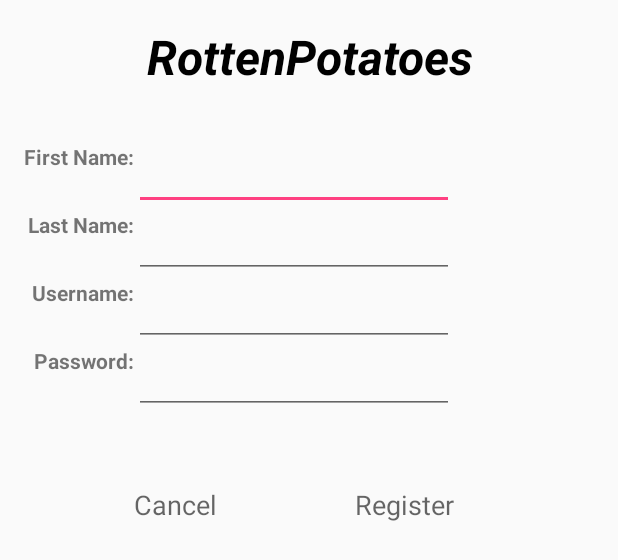
After one commit to Rotten-Potatoes/RottenPotatoes2, an Android app: the layout registration_screen.xml on its own in the app's theme, with its tools: preview values and no code run, on a phone screen of 412 x 824 dp. The commit adds this screen. Shown: the top 560 px of the screen. Run offline under Robolectric (Android 15) with nearby library versions, the phone set to English and light mode, and no system bars.

Commit message:
pushing user and register screen

```diff
--- a/app/src/main/java/com/example/rahulraina/rottenpotatoes/MainActivity.java
+++ b/app/src/main/java/com/example/rahulraina/rottenpotatoes/MainActivity.java
@@ -9,9 +9,23 @@ import android.widget.Toast;
 
 import com.example.rahulraina.rottenpotatoes.R;
 
+import java.util.HashMap;
+import java.util.Set;
+
 public class MainActivity extends AppCompatActivity {
+    //Variables for Login Screen
     private EditText username;
     private EditText password;
+
+    //Variables for Registration Screen
+    private EditText registerUsername;
+    private EditText registerPassword;
+    private EditText registerFirstName;
+    private EditText registerLastName;
+
+    //HashMap indexed by username
+    HashMap<String, User> user_holder = new HashMap<>();
+
 
 
     @Override
@@ -40,6 +54,30 @@ public class MainActivity extends AppCompatActivity {
 
     }
 
+    public void onClickRegister(View v) {
+        registerUsername = (EditText) findViewById(R.id.userRegisterUsername);
+        registerPassword = (EditText) findViewById(R.id.userRegisterPassword);
+        registerFirstName = (EditText) findViewById(R.id.userRegisterFirstName);
+        registerLastName = (EditText) findViewById(R.id.userRegisterLastName);
+
+        Set usernames = user_holder.keySet();
+        boolean isUsernameTaken = usernames.contains(registerUsername.getText().toString());
+
+        if (usernames.size() == 0 || !isUsernameTaken) {
+            //create user
+            User newUser = new User(registerUsername.getText().toString(),
+                    registerPassword.getText().toString(), registerFirstName.getText().toString(),
+                    registerLastName.getText().toString());
+            setContentView(R.layout.content_main);
+        } else {
+            Toast.makeText(MainActivity.this, "Username Taken", Toast.LENGTH_SHORT).show();
+        }
+
+
+
+
+    }
+
     public void sign_in_back_click(View v) {
         setContentView(R.layout.activity_main_screen);
     }
@@ -49,4 +87,13 @@ public class MainActivity extends AppCompatActivity {
         password.setText("");
         setContentView(R.layout.activity_main_screen);
     }
+
+    public void onClickCancelRegister(View v) {
+        registerUsername.setText("");
+        registerLastName.setText("");
+        registerFirstName.setText("");
+        registerPassword.setText("");
+
+        setContentView(R.layout.activity_main_screen);
+    }
 }
--- /dev/null
+++ b/app/src/main/java/com/example/rahulraina/rottenpotatoes/User.java
@@ -0,0 +1,18 @@
+package com.example.rahulraina.rottenpotatoes;
+
+/**
+ * Created by rahulraina on 2/15/16.
+ */
+public class User {
+    private String username;
+    private String password;
+    private String firstName;
+    private String lastName;
+
+    public User(String username, String password, String firstName, String lastName) {
+        this.username = username;
+        this.password = password;
+        this.firstName = firstName;
+        this.lastName = lastName;
+    }
+}
--- /dev/null
+++ b/app/src/main/res/layout/registration_screen.xml
@@ -0,0 +1,129 @@
+<RelativeLayout xmlns:android="http://schemas.android.com/apk/res/android"
+    xmlns:tools="http://schemas.android.com/tools" android:layout_width="match_parent"
+    android:layout_height="match_parent" android:paddingLeft="@dimen/activity_horizontal_margin"
+    android:paddingRight="@dimen/activity_horizontal_margin"
+    android:paddingTop="@dimen/activity_vertical_margin"
+    android:paddingBottom="@dimen/activity_vertical_margin" tools:context=".MainScreen">
+
+    <TextView
+        android:text="@string/app_name"
+        android:layout_width="fill_parent"
+        android:layout_height="wrap_content"
+        android:gravity="center"
+        android:textStyle="bold|italic"
+        android:textSize="32dp"
+        android:textColor="#000000"
+        android:id="@+id/textView2"
+        android:layout_alignParentTop="true"
+        android:layout_alignParentRight="true"
+        android:layout_alignParentEnd="true" />
+
+    <EditText
+        android:layout_width="wrap_content"
+        android:layout_height="wrap_content"
+        android:inputType="textPersonName"
+        android:ems="10"
+        android:id="@+id/userRegisterFirstName"
+        android:layout_alignTop="@+id/editText4"
+        android:layout_toRightOf="@+id/editText3"
+        android:layout_toEndOf="@+id/editText3" />
+
+    <EditText
+        android:layout_width="wrap_content"
+        android:layout_height="wrap_content"
+        android:inputType="textPersonName"
+        android:ems="10"
+        android:id="@+id/userRegisterLastName"
+        android:layout_alignTop="@+id/editText3"
+        android:layout_toRightOf="@+id/editText3"
+        android:layout_toEndOf="@+id/editText3" />
+
+
+    <EditText
+        android:layout_width="wrap_content"
+        android:layout_height="wrap_content"
+        android:inputType="textPersonName"
+        android:ems="10"
+        android:id="@+id/userRegisterUsername"
+        android:layout_alignTop="@+id/registerUsername"
+        android:layout_toRightOf="@+id/registerUsername"
+        android:layout_toEndOf="@+id/registerUsername" />
+
+    <EditText
+        android:layout_width="wrap_content"
+        android:layout_height="wrap_content"
+        android:inputType="textPassword"
+        android:ems="10"
+        android:id="@+id/userRegisterPassword"
+        android:layout_alignTop="@+id/registerPassword"
+        android:layout_toRightOf="@+id/registerPassword"
+        android:layout_toEndOf="@+id/registerPassword" />
+
+    <TextView
+        android:layout_width="wrap_content"
+        android:layout_height="wrap_content"
+        android:id="@+id/editText3"
+        android:text="Last Name:"
+        android:textStyle="bold"
+        android:layout_below="@+id/userRegisterFirstName"
+        android:layout_alignRight="@+id/editText4"
+        android:layout_alignEnd="@+id/editText4" />
+
+    <TextView
+        android:layout_width="wrap_content"
+        android:layout_height="wrap_content"
+        android:id="@+id/editText4"
+        android:text="First Name:"
+        android:textStyle="bold"
+        android:layout_below="@+id/textView2"
+        android:layout_alignParentLeft="true"
+        android:layout_alignParentStart="true"
+        android:layout_marginTop="35dp" />
+
+
+    <TextView
+        android:layout_width="wrap_content"
+        android:layout_height="wrap_content"
+        android:textAppearance="?android:attr/textAppearanceMedium"
+        android:text="Register"
+        android:id="@+id/RegisterButton"
+        android:onClick="onClickRegister"
+        android:layout_below="@+id/userRegisterPassword"
+        android:layout_alignRight="@+id/userRegisterPassword"
+        android:layout_alignEnd="@+id/userRegisterPassword"
+        android:layout_marginTop="48dp" />
+
+    <TextView
+        android:layout_width="wrap_content"
+        android:layout_height="wrap_content"
+        android:textAppearance="?android:attr/textAppearanceMedium"
+        android:text="Cancel"
+        android:id="@+id/RegisterCancelButton"
+        android:onClick="onClickCancelRegister"
+        android:layout_alignTop="@+id/RegisterButton"
+        android:layout_alignLeft="@+id/userRegisterPassword"
+        android:layout_alignStart="@+id/userRegisterPassword" />
+
+
+    <TextView
+        android:layout_width="wrap_content"
+        android:layout_height="wrap_content"
+        android:id="@+id/registerUsername"
+        android:text="Username:"
+        android:textStyle="bold"
+        android:layout_below="@+id/userRegisterLastName"
+        android:layout_alignRight="@+id/editText4"
+        android:layout_alignEnd="@+id/editText4" />
+
+    <TextView
+        android:layout_width="wrap_content"
+        android:layout_height="wrap_content"
+        android:id="@+id/registerPassword"
+        android:text="Password:"
+        android:textStyle="bold"
+        android:layout_below="@+id/userRegisterUsername"
+        android:layout_alignRight="@+id/editText4"
+        android:layout_alignEnd="@+id/editText4" />
+
+
+</RelativeLayout>
```
